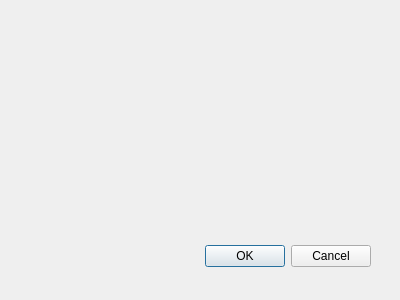
Qt form src/serialgeneratordialog.ui (bloguetronica/cp2130-conf) before a commit.
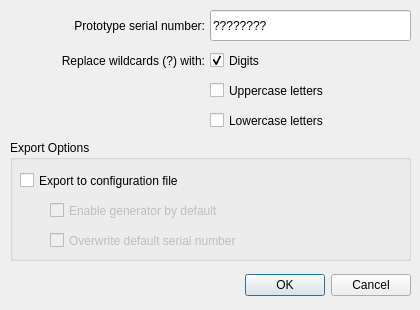
The same form after that commit. Icons and pictures are not drawn.

Patch:
```diff
--- a/src/serialgeneratordialog.ui
+++ b/src/serialgeneratordialog.ui
@@ -6,10 +6,22 @@
    <rect>
     <x>0</x>
     <y>0</y>
-    <width>400</width>
-    <height>300</height>
+    <width>420</width>
+    <height>310</height>
    </rect>
   </property>
+  <property name="minimumSize">
+   <size>
+    <width>420</width>
+    <height>310</height>
+   </size>
+  </property>
+  <property name="maximumSize">
+   <size>
+    <width>420</width>
+    <height>310</height>
+   </size>
+  </property>
   <property name="windowTitle">
    <string>Serial Generator Settings</string>
   </property>
@@ -30,10 +42,10 @@
   <widget class="QDialogButtonBox" name="buttonBox">
    <property name="geometry">
     <rect>
-     <x>30</x>
-     <y>240</y>
-     <width>341</width>
-     <height>32</height>
+     <x>10</x>
+     <y>270</y>
+     <width>401</width>
+     <height>31</height>
     </rect>
    </property>
    <property name="orientation">
@@ -43,6 +55,154 @@
     <set>QDialogButtonBox::Cancel|QDialogButtonBox::Ok</set>
    </property>
   </widget>
+  <widget class="QLabel" name="labelProtoSerial">
+   <property name="geometry">
+    <rect>
+     <x>10</x>
+     <y>17</y>
+     <width>195</width>
+     <height>17</height>
+    </rect>
+   </property>
+   <property name="text">
+    <string>Prototype serial number:</string>
+   </property>
+   <property name="alignment">
+    <set>Qt::AlignRight|Qt::AlignTrailing|Qt::AlignVCenter</set>
+   </property>
+  </widget>
+  <widget class="QLineEdit" name="lineEditPrototypeSerial">
+   <property name="geometry">
+    <rect>
+     <x>210</x>
+     <y>10</y>
+     <width>201</width>
+     <height>31</height>
+    </rect>
+   </property>
+   <property name="text">
+    <string>????????</string>
+   </property>
+   <property name="maxLength">
+    <number>30</number>
+   </property>
+  </widget>
+  <widget class="QLabel" name="labelReplaceWith">
+   <property name="geometry">
+    <rect>
+     <x>10</x>
+     <y>52</y>
+     <width>195</width>
+     <height>17</height>
+    </rect>
+   </property>
+   <property name="text">
+    <string>Replace wildcards (?) with:</string>
+   </property>
+   <property name="alignment">
+    <set>Qt::AlignRight|Qt::AlignTrailing|Qt::AlignVCenter</set>
+   </property>
+  </widget>
+  <widget class="QCheckBox" name="checkBoxDigits">
+   <property name="geometry">
+    <rect>
+     <x>210</x>
+     <y>50</y>
+     <width>201</width>
+     <height>21</height>
+    </rect>
+   </property>
+   <property name="text">
+    <string>Digits</string>
+   </property>
+   <property name="checked">
+    <bool>true</bool>
+   </property>
+  </widget>
+  <widget class="QCheckBox" name="checkBoxUppercase">
+   <property name="geometry">
+    <rect>
+     <x>210</x>
+     <y>80</y>
+     <width>201</width>
+     <height>21</height>
+    </rect>
+   </property>
+   <property name="text">
+    <string>Uppercase letters</string>
+   </property>
+  </widget>
+  <widget class="QCheckBox" name="checkBoxLowercase">
+   <property name="geometry">
+    <rect>
+     <x>210</x>
+     <y>110</y>
+     <width>201</width>
+     <height>21</height>
+    </rect>
+   </property>
+   <property name="text">
+    <string>Lowercase letters</string>
+   </property>
+  </widget>
+  <widget class="QGroupBox" name="groupBoxExportOptions">
+   <property name="geometry">
+    <rect>
+     <x>10</x>
+     <y>140</y>
+     <width>401</width>
+     <height>121</height>
+    </rect>
+   </property>
+   <property name="title">
+    <string>Export Options</string>
+   </property>
+   <widget class="QCheckBox" name="checkBoxExportToFile">
+    <property name="geometry">
+     <rect>
+      <x>10</x>
+      <y>30</y>
+      <width>381</width>
+      <height>21</height>
+     </rect>
+    </property>
+    <property name="text">
+     <string>Export to configuration file</string>
+    </property>
+   </widget>
+   <widget class="QCheckBox" name="checkBoxEnable">
+    <property name="enabled">
+     <bool>false</bool>
+    </property>
+    <property name="geometry">
+     <rect>
+      <x>40</x>
+      <y>60</y>
+      <width>351</width>
+      <height>21</height>
+     </rect>
+    </property>
+    <property name="text">
+     <string>Enable generator by default</string>
+    </property>
+   </widget>
+   <widget class="QCheckBox" name="checkBoxOverwrite">
+    <property name="enabled">
+     <bool>false</bool>
+    </property>
+    <property name="geometry">
+     <rect>
+      <x>40</x>
+      <y>90</y>
+      <width>351</width>
+      <height>21</height>
+     </rect>
+    </property>
+    <property name="text">
+     <string>Overwrite default serial number</string>
+    </property>
+   </widget>
+  </widget>
  </widget>
  <resources>
   <include location="resources.qrc"/>
```
Left out of the diff: 16 changed lines with no effect on the pictures.
